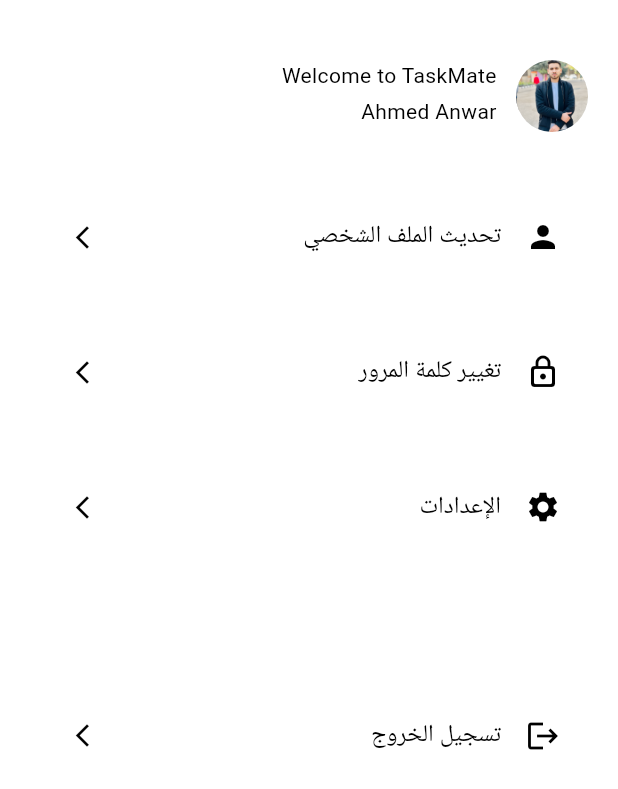
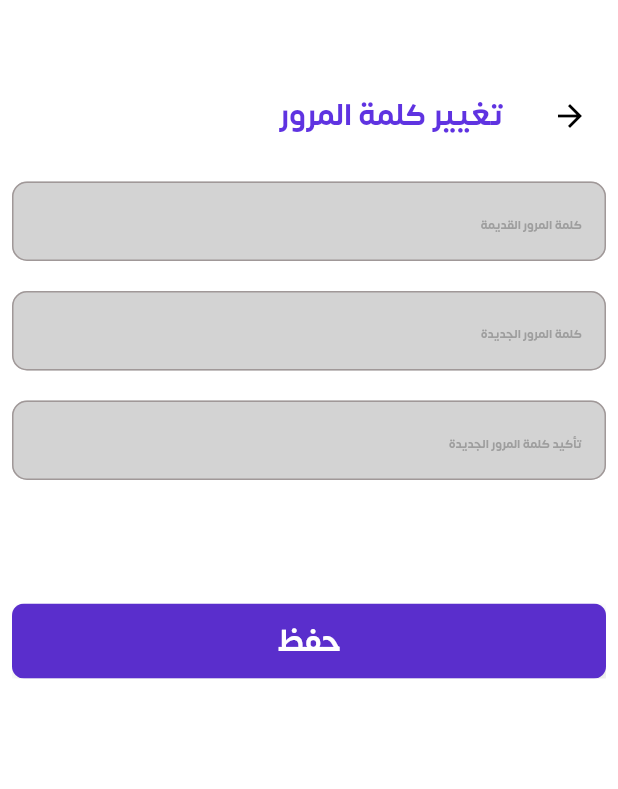
Before and after one commit to Ahmedanwar10/taskmate, a Flutter app: the ProfileView screen opened by its route, after a tap on "تغيير كلمة المرور", on a phone screen of 412 x 824 dp. Shown: the top 789 px of the screen. Run offline on Flutter 3.47's test engine with Material 3 defaults, Android fonts, the phone set to English and light mode, and no system bars; our stand-ins replace awesome_dialog, bloc, dartz, dio, flutter_bloc, flutter_svg and 6 more; accounts and stored records are empty; project files that could hold a hidden picture were left out.

Commit message:
Implement change password feature; add UI, state management, and localization support

```diff
--- /dev/null
+++ b/lib/Features/profile_options/change_password/presentation/managers/change_password_state.dart
@@ -0,0 +1,6 @@
+part of 'change_password_cubit.dart';
+
+@immutable
+abstract class ChangePasswordState {}
+
+class ChangePasswordInitial extends ChangePasswordState {}
--- /dev/null
+++ b/lib/Features/profile_options/change_password/presentation/views/ch_pass_views.dart
@@ -0,0 +1,13 @@
+import 'package:flutter/material.dart';
+import 'package:taskmate_app/Features/profile_options/change_password/presentation/views/widgets/ch_pass_view_body.dart';
+
+class ChangePasswordView extends StatelessWidget {
+  const ChangePasswordView({super.key});
+
+  @override
+  Widget build(BuildContext context) {
+    return const Scaffold(
+      body: ChangePasswordViewBody(),
+    );
+  }
+}
--- /dev/null
+++ b/lib/Features/profile_options/change_password/presentation/views/widgets/ch_pass_view_body.dart
@@ -0,0 +1,47 @@
+import 'package:flutter/material.dart';
+import 'package:go_router/go_router.dart';
+import 'package:taskmate_app/core/app_style.dart';
+import 'package:taskmate_app/core/common/widgets/custtom_button.dart';
+import 'package:taskmate_app/core/common/widgets/text_form.dart';
+import 'package:taskmate_app/core/constants/color_manager.dart';
+import 'package:taskmate_app/generated/l10n.dart';
+
+class ChangePasswordViewBody extends StatelessWidget {
+  const ChangePasswordViewBody({super.key});
+
+  @override
+  Widget build(BuildContext context) {
+    return  Padding(
+      padding:  EdgeInsets.all(8.0),
+      child:  Column(
+
+        children: [
+          const SizedBox(height: 45,),
+          Row(
+            mainAxisAlignment: MainAxisAlignment.start,
+            children: [
+            IconButton(onPressed: (){
+            GoRouter.of(context).go('/profile');
+          }, icon: const Icon(Icons.arrow_back,color: Colors.black,)),
+          const SizedBox(width: 20,),
+          Center(child: Text(S.of(context).change_password,style: AppStyles.styleSomarSansBold20(context),)),
+          ],),
+         const  SizedBox(height: 20,),
+          CustomTextFormField(hint: S.of(context).old_password,),
+           const  SizedBox(height: 20,),
+          CustomTextFormField(hint:S.of(context).new_password,),
+          const   SizedBox(height: 20,),
+          CustomTextFormField(hint: S.of(context).confirm_new_password,),
+          SizedBox(height: MediaQuery.of(context).size.height * 0.1,),
+          CustomButton(
+            color: ColorManager.primary,
+            height: 50,
+            text: S.of(context).save,textStyle: AppStyles.styleSomarSansSemiBold26(context)
+                          .copyWith(fontSize: 20, color: Colors.white),
+           onPressed: (){})
+
+        ],
+      ),
+    );
+  }
+}
--- a/lib/Features/profile_options/profile/views/profile_view.dart
+++ b/lib/Features/profile_options/profile/views/profile_view.dart
@@ -7,6 +7,7 @@ class ProfileView extends StatelessWidget {
   @override
   Widget build(BuildContext context) {
     return const Scaffold(
+
       body:  ProfileViewBody(),
     );
   }
--- a/lib/Features/profile_options/profile/views/widgets/profile_view_body.dart
+++ b/lib/Features/profile_options/profile/views/widgets/profile_view_body.dart
@@ -1,3 +1,4 @@
+import 'package:awesome_dialog/awesome_dialog.dart';
 import 'package:flutter/material.dart';
 import 'package:go_router/go_router.dart';
 import 'package:taskmate_app/core/common/widgets/build_profile_options.dart';
@@ -6,7 +7,24 @@ import 'package:taskmate_app/generated/l10n.dart';
 
 class ProfileViewBody extends StatelessWidget {
   const ProfileViewBody({super.key});
-
+ void _showLogoutConfirmationDialog(BuildContext context) {
+    AwesomeDialog(
+      context: context,
+      dialogType: DialogType.warning,
+      animType: AnimType.bottomSlide,
+      title: S.of(context).confirm_exit_registration,
+      desc: S.of(context).are_you_sure_you_want_to_logout,
+      btnCancelText:S.of(context).cancel,
+      btnCancelOnPress: () {},
+      btnOkText: S.of(context).logout,
+      btnOkColor: Colors.red,
+      btnOkOnPress: () {
+        Future.delayed(const Duration(seconds: 3)).then((value) {
+          GoRouter.of(context).go('/login');
+        });
+      },
+    ).show();
+  }
   @override
   Widget build(BuildContext context) {
     return  Padding(
@@ -16,17 +34,28 @@ class ProfileViewBody extends StatelessWidget {
         crossAxisAlignment: CrossAxisAlignment.start,
 
         children: [
+
           const HeaderHome(),
           const SizedBox(height: 40,),
-          BuildProfileOptions(icon: Icons.person, title: S.of(context).update_profile, onTap: (){},),
+          BuildProfileOptions(icon: Icons.person, title: S.of(context).update_profile
+
+          , onTap: (){},),
           const SizedBox(height: 20,),
-          BuildProfileOptions(icon: Icons.lock_outline_rounded, title: S.of(context).change_password, onTap: (){},),
+          BuildProfileOptions(icon: Icons.lock_outline_rounded, title: S.of(context).change_password, onTap: (){
+            GoRouter.of(context).go('/changePassword');
+          },),
           const SizedBox(height: 20,),
           BuildProfileOptions(icon: Icons.settings, title: S.of(context).settings, onTap: (){
             GoRouter.of(context).go('/settings');
           },),
            SizedBox(height: MediaQuery.of(context).size.height * 0.1),
-          BuildProfileOptions(icon: Icons.logout, title: S.of(context).logout, onTap: (){},),
+        BuildProfileOptions(
+            icon: Icons.logout,
+            title: S.of(context).logout,
+            onTap: () {
+              _showLogoutConfirmationDialog(context);
+            },
+          ),
         ],
       ),
     );
--- a/lib/Features/profile_options/settings/views/setting_view.dart
+++ b/lib/Features/profile_options/settings/views/setting_view.dart
@@ -13,15 +13,15 @@ class SettingView extends StatelessWidget {
       appBar: AppBar(
         backgroundColor: Colors.white,
         leading: IconButton(
-          icon: const Icon(Icons.arrow_back),
+          icon: const Icon(Icons.arrow_back, color: Colors.black),
           onPressed: () {
-            GoRouter.of(context).go('/profile');
+            GoRouter.of(context).go('/bottomNavBar');
           },
         ),
         centerTitle: true,
         title: Text(
                     S.of(context).settings,
-                    style: AppStyles.styleSomarSansBold20black(context),
+                    style: AppStyles.styleSomarSanssemiBold10(context),
                   ),
       ),
       body: const SettingViewBody(),
--- a/lib/Features/profile_options/settings/views/widgets/settings_view_body.dart
+++ b/lib/Features/profile_options/settings/views/widgets/settings_view_body.dart
@@ -23,7 +23,6 @@ class SettingViewBody extends StatelessWidget {
               const SizedBox(height: 30),
               Container(
                 width: double.infinity,
-                height: 100,
                 padding: const EdgeInsets.all(10),
                 decoration: const BoxDecoration(
                   color: ColorManager.white,
@@ -34,7 +33,7 @@ class SettingViewBody extends StatelessWidget {
                   children: [
                     Text(
                       S.of(context).language,
-                      style: AppStyles.styleSomarSansBold20black(context),
+                      style: AppStyles.styleSomarSanssemiBold10(context),
                     ),
                     Switch(
                       value: isArabic,
--- a/lib/Features/profile_options/settings/views/widgets/theme_setting.dart
+++ b/lib/Features/profile_options/settings/views/widgets/theme_setting.dart
@@ -34,7 +34,7 @@ class ThemeSetting extends StatelessWidget {
                   Expanded(
                     child: Text(
                       S.of(context).theme,
-                      style: AppStyles.styleSomarSansBold20black(context),
+                      style: AppStyles.styleSomarSanssemiBold10(context),
                     ),
                   ),
                   Switch(
--- a/lib/core/app_style.dart
+++ b/lib/core/app_style.dart
@@ -31,7 +31,7 @@ abstract class AppStyles {
   static TextStyle styleSomarSanssemiBold10(BuildContext context) => TextStyle(
         color: Theme.of(context).brightness == Brightness.dark
             ? ColorManager.black
-            : ColorManager.lightGrey, // أزرق داكن
+            : ColorManager.dark, // أزرق داكن
         fontFamily: 'SomarSans',
         fontSize: 14,
         fontWeight: FontWeight.bold,
--- a/lib/core/common/widgets/build_profile_options.dart
+++ b/lib/core/common/widgets/build_profile_options.dart
@@ -1,4 +1,5 @@
 import 'package:flutter/material.dart';
+import 'package:taskmate_app/core/app_style.dart';
 import 'package:taskmate_app/core/constants/color_manager.dart';
 
 class BuildProfileOptions extends StatelessWidget {
@@ -20,7 +21,7 @@ class BuildProfileOptions extends StatelessWidget {
         ),
         child: ListTile(
           leading: Icon(icon, color: Colors.black),
-          title: Text(title, style: const TextStyle(fontSize: 16)),
+          title: Text(title, style: AppStyles.styleSomarSanssemiBold10(context)),
           trailing: const Icon(Icons.arrow_forward_ios, color: Colors.black, size: 18),
           onTap: onTap,
         ),
--- a/lib/core/common/widgets/header_home.dart
+++ b/lib/core/common/widgets/header_home.dart
@@ -1,4 +1,5 @@
 import 'package:flutter/material.dart';
+import 'package:go_router/go_router.dart';
 import 'package:taskmate_app/Features/profile_options/profile/views/widgets/avatar_profile.dart';
 import 'package:taskmate_app/core/constants/assets.dart';
 
@@ -10,7 +11,8 @@ class HeaderHome extends StatelessWidget {
     return const Row(
       crossAxisAlignment: CrossAxisAlignment.start,
       children: [
-        ProfileAvatar(
+
+        const ProfileAvatar(
           imagePath: Assets.imagesIMG20240225174536993,
         // onTap: () => GoRouter.of(context).go('/profile'),
         ),
--- a/lib/core/constants/color_manager.dart
+++ b/lib/core/constants/color_manager.dart
@@ -1,6 +1,7 @@
 import 'package:flutter/material.dart';
 
 class ColorManager {
+  static const Color dark = Color(0xff2C2C54);
   static const Color primary = Color(0xFF5A2ECC);
   static const Color white = Color(0xFFFFFFFF);
   static const Color black = Color(0xFF000000);
--- a/lib/core/routes.dart
+++ b/lib/core/routes.dart
@@ -4,6 +4,7 @@ import 'package:taskmate_app/Features/forgotpassword/forgot_password.dart';
 import 'package:taskmate_app/Features/home/home_view.dart';
 import 'package:taskmate_app/Features/login/presentation/views/login_view.dart';
 import 'package:taskmate_app/Features/notification/views/notification_view.dart';
+import 'package:taskmate_app/Features/profile_options/change_password/presentation/views/ch_pass_views.dart';
 import 'package:taskmate_app/Features/profile_options/profile/views/profile_view.dart';
 import 'package:taskmate_app/Features/profile_options/settings/views/setting_view.dart';
 import 'package:taskmate_app/Features/register/presentation/views/register_view.dart';
@@ -22,7 +23,8 @@ class AppRoutes {
   static const String editTaskRoute = "/editTask";
   static const String taskListRoute = "/taskList";
   static const String notificationRoute = "/notification";
-  static const bottomNavBarRoute = '/bottomNavBar';
+  static const String bottomNavBarRoute = '/bottomNavBar';
+  static const String changePasswordRoute = '/changePassword';
 
   static final router = GoRouter(
     routes: [
@@ -62,6 +64,10 @@ class AppRoutes {
         path: settingsRoute,
         builder: (context, state) => const SettingView(),
       ),
+       GoRoute(
+        path: changePasswordRoute,
+        builder: (context, state) => const ChangePasswordView(),
+      ),
     ],
   );
 }
--- a/lib/core/theme/theme.dart
+++ b/lib/core/theme/theme.dart
@@ -1,22 +1,23 @@
 import 'package:flutter/material.dart';
+import 'package:taskmate_app/core/constants/color_manager.dart';
 
 abstract class AppTheme {
   static ThemeData lightMode = ThemeData(
     brightness: Brightness.light,
     colorScheme: const ColorScheme.light(
-      surface: Colors.white,
-      primary: Color(0xFFF5F5F5), // لون فاتح للحاويات
-      secondary: Colors.white, // لأماكن الإدخال
+      surface: ColorManager.white,
+      primary: ColorManager.lightGrey,
+      secondary: ColorManager.lightGrey,
     ),
   );
 
   static ThemeData darkMode = ThemeData(
     brightness: Brightness.dark,
-    scaffoldBackgroundColor: const Color(0xFF181818), // ✅ تحسين لون الخلفية
+    scaffoldBackgroundColor: const Color(0xFF181818),
     colorScheme: const ColorScheme.dark(
-      surface: Color(0xFFF5F5F5), // ✅ لون الحاويات ليكون واضحًا أكثر
-      primary: Color(0xFFF5F5F5), // ✅ لون أكثر تناسقًا لعناصر الواجهة
-      secondary: Color(0xFFF5F5F5), // ✅ لأماكن الإدخال
+      surface:ColorManager.darkGrey,
+      primary: Color(0xFFF5F5F5),
+      secondary: ColorManager.darkGrey, // ✅ لأماكن الإدخا
     ),
     textTheme: const TextTheme(
       bodyLarge: TextStyle(color: Colors.white), // ✅ لون النص الأساسي
--- a/lib/l10n/intl_ar.arb
+++ b/lib/l10n/intl_ar.arb
@@ -48,7 +48,16 @@
       "english":"الانجليزية",
       "arabic":"العربية",
       "light":"الفاتحة",
-      "dark":"الظلام"
+      "dark":"الظلام",
+      "confirm_exit_registration":  "تأكيد تسجيل الخروج",
+      "are_you_sure_you_want_to_logout":"هل أنت متأكد أنك تريد تسجيل الخروج؟",
+      "cancel":"إلغاء",
+      "old_password":"كلمة المرور القديمة",
+      "new_password":"كلمة المرور الجديدة",
+      "confirm_new_password":"تأكيد كلمة المرور الجديدة",
+      "save":"حفظ"
+
+
 
 
 
```
Also changed, not shown: lib/Features/profile_options/change_password/presentation/managers/change_password_cubit.dart (added, +10 -0 lines), lib/l10n/intl_en.arb (+8 -1 lines), lib/Features/profile_options/change_password/data/repo/repo_change_pas_impl.dart (added), lib/Features/profile_options/change_password/data/repo/repo_change_pass.dart (added), lib/Features/profile_options/change_password/data/service/api_service_ch_pass.dart (added), lib/generated/intl/messages_ar.dart, lib/generated/intl/messages_en.dart, lib/generated/l10n.dart.
